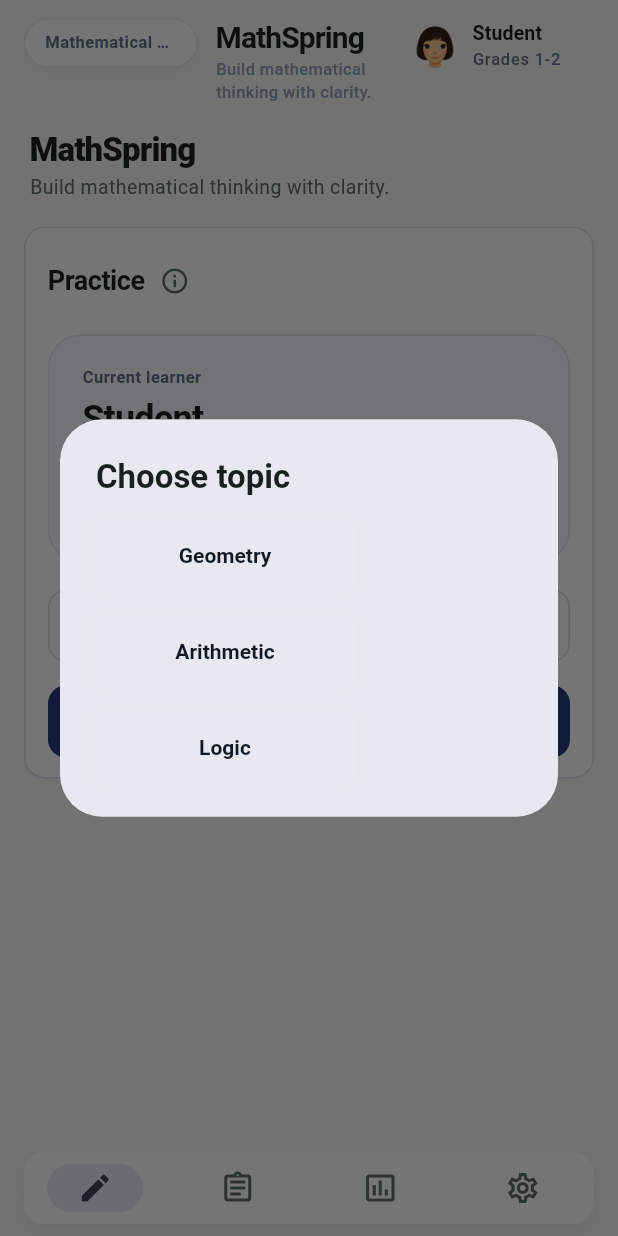
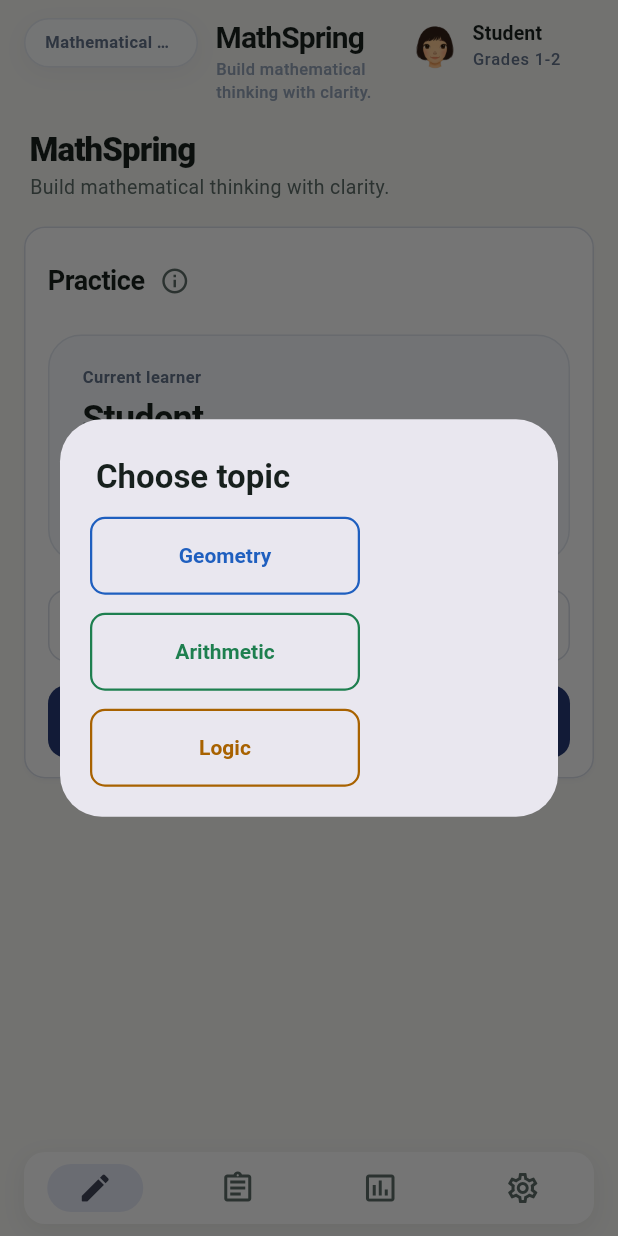
Before and after one commit to benwu777/MathSpring, a Flutter app: the screen it shows after launch, after a tap on "Start practice", after a tap on "Want free practice instead? Start here", after a tap on "Choose topic", on a phone screen of 412 x 824 dp. Run offline on Flutter 3.47's test engine with Material 3 defaults, Android fonts, the phone set to English and light mode, and no system bars; our stand-ins replace in_app_purchase, sqflite; accounts and stored records are empty.

Commit message:
功能：主題色細條與標籤（選主題、已選主題、作答紀錄、主題徽章）

```diff
--- a/lib/main.dart
+++ b/lib/main.dart
@@ -9,6 +9,7 @@
     as bundled;
 import 'package:mathspring/data/local/app_services.dart';
 import 'package:mathspring/ui/favorite_collection_palette.dart';
+import 'package:mathspring/ui/topic_palette.dart';
 import 'package:mathspring/data/local/favorite_question_repository.dart';
 import 'package:mathspring/models/answer_session.dart';
 import 'package:mathspring/models/avatar_configuration.dart';
--- a/lib/src/home_tabs.dart
+++ b/lib/src/home_tabs.dart
@@ -253,8 +253,8 @@
                 ),
                 if (_selectedTopicCode != null) ...[
                   const SizedBox(height: 16),
-                  Container(
-                    width: double.infinity,
+                  _TopicAccentFrame(
+                    topicCode: _selectedTopicCode!,
                     padding: const EdgeInsets.all(16),
                     decoration: BoxDecoration(
                       color: const Color(0xFFF9FAFB),
@@ -271,7 +271,14 @@
                         const SizedBox(height: 6),
                         Text(
                           _displayTopicCode(_selectedTopicCode!, strings),
-                          style: Theme.of(context).textTheme.titleMedium,
+                          key: const ValueKey<String>('selected_topic_name'),
+                          style: Theme.of(context)
+                              .textTheme
+                              .titleMedium
+                              ?.copyWith(
+                                color:
+                                    TopicPalette.accentOf(_selectedTopicCode),
+                              ),
                         ),
                       ],
                     ),
--- /dev/null
+++ b/lib/ui/topic_palette.dart
@@ -0,0 +1,21 @@
+import 'package:flutter/material.dart';
+
+/// Accent colour per maths topic, used only for small marks — the thin stripe
+/// on a card's left edge, a topic chip's text and border, a topic badge's
+/// outline. Each colour must stay readable as text on white (≥ 4.5:1); the
+/// palette test enforces that.
+abstract final class TopicPalette {
+  static const Color mixed = Color(0xFF4A5D7A);
+
+  static const Map<String, Color> _byCode = <String, Color>{
+    'geometry': Color(0xFF1F5FBF),
+    'arithmetic': Color(0xFF1E7F4F),
+    'algebra': Color(0xFFB0306A),
+    'logic': Color(0xFFA86200),
+    'combinatorics': Color(0xFF6B3FB3),
+    'number_theory': Color(0xFF0E7C86),
+    'mixed': mixed,
+  };
+
+  static Color accentOf(String? topicCode) => _byCode[topicCode] ?? mixed;
+}
```
Also changed, not shown: lib/src/home_widgets.dart (+88 -2 lines), lib/src/library_pages.dart (+5 -4 lines), lib/src/review_tab.dart (+29 -6 lines), 3 other files.
